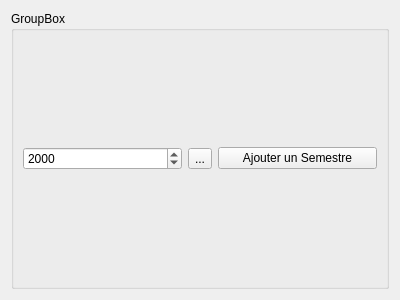
Before: the Qt Designer form src/view/qformation.ui in V1rgul/UT-profiler, drawn with Qt 5.
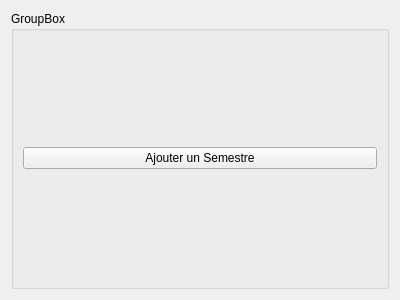
After: the same form once the commit is applied.

Commit message: MainWindow setName + formation addSemestreClicked

What changed in the file:
```diff
--- a/src/view/qformation.ui
+++ b/src/view/qformation.ui
@@ -23,21 +23,7 @@
       <item>
        <layout class="QHBoxLayout" name="horizontalLayout_2">
         <item>
-         <widget class="QDateEdit" name="dateEdit">
-          <property name="displayFormat">
-           <string>yyyy</string>
-          </property>
-         </widget>
-        </item>
-        <item>
-         <widget class="QToolButton" name="toolButton">
-          <property name="text">
-           <string>...</string>
-          </property>
-         </widget>
-        </item>
-        <item>
-         <widget class="QPushButton" name="pushButton">
+         <widget class="QPushButton" name="buttonAddSemestre">
           <property name="text">
            <string>Ajouter un Semestre</string>
           </property>
```
The commit also changes 5 other files.
